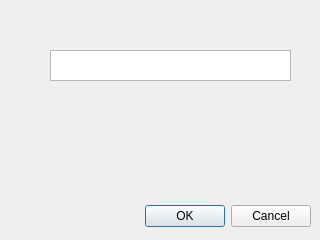
Qt form volumenamedialog.ui (JiananHe/SeuMIV) before a commit.
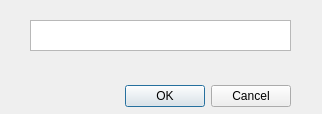
The same form after that commit.

```diff
--- a/volumenamedialog.ui
+++ b/volumenamedialog.ui
@@ -6,8 +6,8 @@
    <rect>
     <x>0</x>
     <y>0</y>
-    <width>320</width>
-    <height>240</height>
+    <width>322</width>
+    <height>114</height>
    </rect>
   </property>
   <property name="windowTitle">
@@ -16,9 +16,9 @@
   <widget class="QDialogButtonBox" name="buttonBox">
    <property name="geometry">
     <rect>
-     <x>10</x>
-     <y>200</y>
-     <width>301</width>
+     <x>30</x>
+     <y>80</y>
+     <width>261</width>
      <height>32</height>
     </rect>
    </property>
@@ -32,9 +32,9 @@
   <widget class="QTextEdit" name="textEdit">
    <property name="geometry">
     <rect>
-     <x>50</x>
-     <y>50</y>
-     <width>241</width>
+     <x>30</x>
+     <y>20</y>
+     <width>261</width>
      <height>31</height>
     </rect>
    </property>
```
